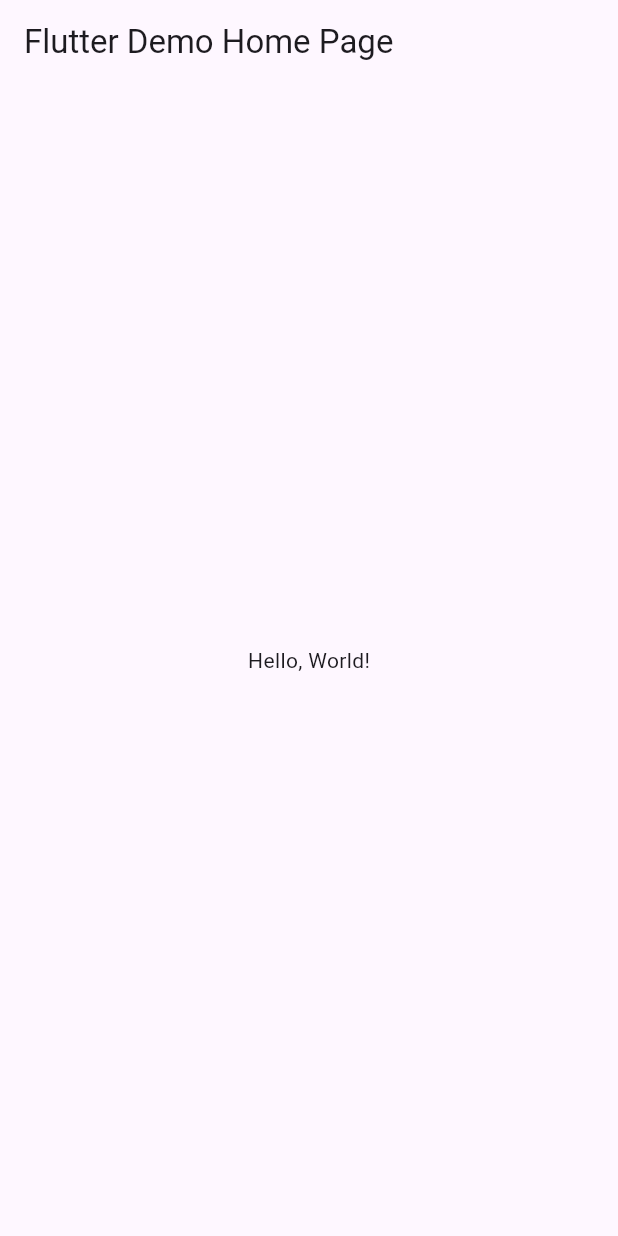
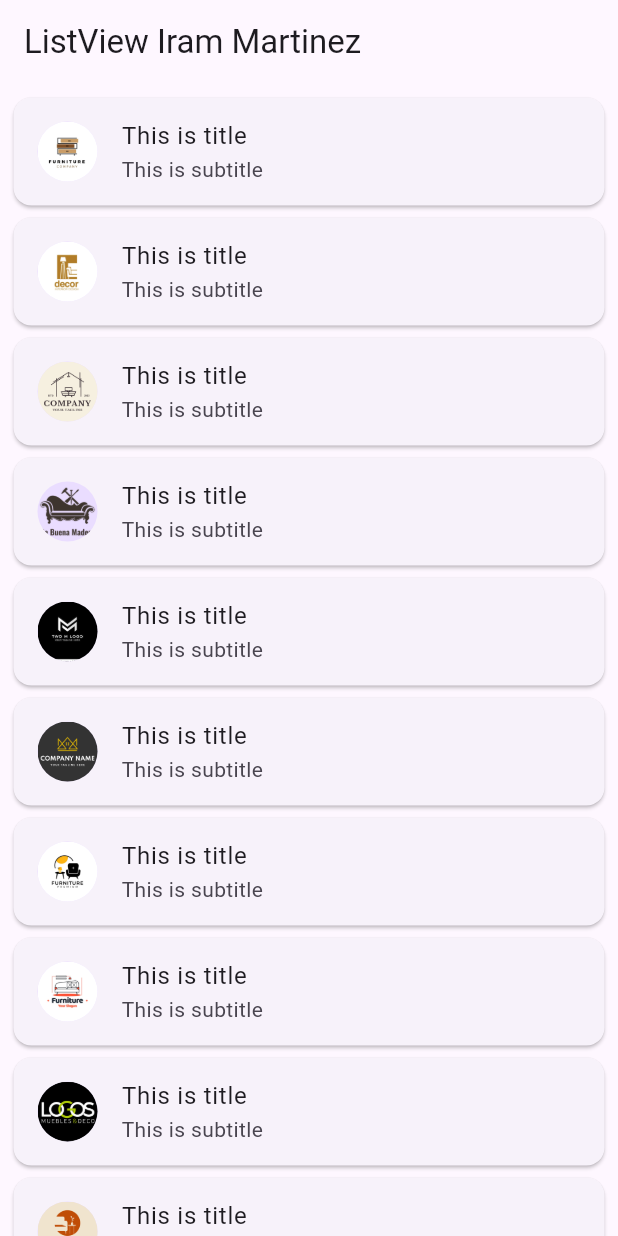
Before and after one commit to MartinezI128/p10-AppList-6I, a Flutter app: the screen it shows after launch, on a phone screen of 412 x 824 dp. Run offline on Flutter 3.47's test engine with Material 3 defaults, Android fonts, the phone set to English and light mode, and no system bars.

```diff
--- a/lib/main.dart
+++ b/lib/main.dart
@@ -1,42 +1,62 @@
 import 'package:flutter/material.dart';
 
-void main() => runApp(MyApp());
+void main() => runApp(const MiListaCard());
 
-class MyApp extends StatelessWidget {
-  const MyApp({super.key});
-  // This widget is the root of your application.
+class MiListaCard extends StatelessWidget {
+  const MiListaCard({Key? key}) : super(key: key);
+
   @override
   Widget build(BuildContext context) {
     return MaterialApp(
-      // Application name
-      title: 'Flutter Hello World',
-      // Application theme data, you can set the colors for the application as
-      // you want
-      theme: ThemeData(
-        // useMaterial3: true,
-        primarySwatch: Colors.blue,
-      ),
-      // A widget which will be started on application startup
-      home: MyHomePage(title: 'Flutter Demo Home Page'),
+      title: "App ListView Martinez",
+      theme: ThemeData(primaryColor: Colors.lightBlue),
+      home: PaginaInicio(),
     );
   }
 }
 
-class MyHomePage extends StatelessWidget {
-  final String title;
-  const MyHomePage({super.key, required this.title});
+class PaginaInicio extends StatefulWidget {
+  const PaginaInicio({Key? key}) : super(key: key);
 
+  @override
+  State<PaginaInicio> createState() => _PaginaInicioState();
+}
+
+class _PaginaInicioState extends State<PaginaInicio> {
+  List<String> images = [
+    "assets/images/avatar1.jpg",
+    "assets/images/avatar2.jpg",
+    "assets/images/avatar3.jpg",
+    "assets/images/avatar4.jpg",
+    "assets/images/avatar5.jpg",
+    "assets/images/avatar6.png",
+    "assets/images/avatar7.jpg",
+    "assets/images/avatar8.png",
+    "assets/images/avatar9.png",
+    "assets/images/avatar10.png",
+  ];
   @override
   Widget build(BuildContext context) {
     return Scaffold(
       appBar: AppBar(
-        // The title text which will be shown on the action bar
-        title: Text(title),
+        title: const Text("ListView Iram Martinez"),
       ),
-      body: Center(
-        child: Text(
-          'Hello, World!',
-        ),
+      body: ListView.builder(
+        itemBuilder: (BuildContext, index) {
+          return Card(
+            child: ListTile(
+              leading: CircleAvatar(
+                backgroundImage: AssetImage(images[index]),
+              ),
+              title: Text("This is title"),
+              subtitle: Text("This is subtitle"),
+            ),
+          );
+        },
+        itemCount: images.length,
+        shrinkWrap: true,
+        padding: EdgeInsets.all(5),
+        scrollDirection: Axis.vertical,
       ),
     );
   }
--- a/pubspec.yaml
+++ b/pubspec.yaml
@@ -17,8 +17,8 @@ dev_dependencies:
 
 flutter:
   uses-material-design: true
-  # assets:
-  #  - images/a_dot_burr.jpeg
+  assets:
+    - assets/images/
   #  - images/a_dot_ham.jpeg
   # fonts:
   #   - family: Schyler
```
Also changed, not shown: assets/images/avatar1.jpg (added), assets/images/avatar10.png (added), assets/images/avatar2.jpg (added), assets/images/avatar3.jpg (added), assets/images/avatar4.jpg (added), assets/images/avatar5.jpg (added), assets/images/avatar6.png (added), assets/images/avatar7.jpg (added), assets/images/avatar8.png (added), assets/images/avatar9.png (added).
